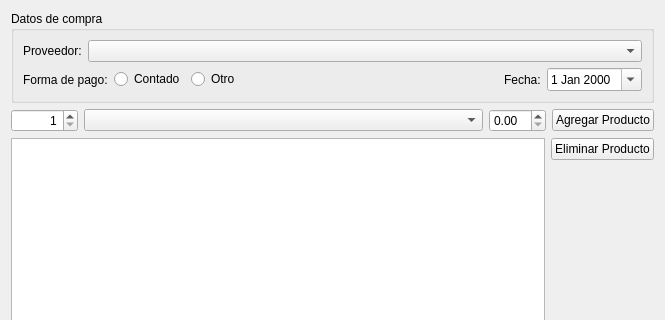
This is plugins/compras/FormAgregarCompraBase.ui in tranfuga25s/gestotux as Qt 5 draws it before an edit; both pictures show x 0 to 665 and y 0 to 320 of the 665 by 504 pixel window. The edited form follows.
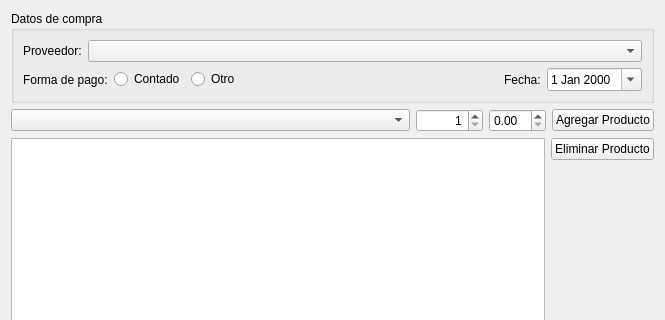
This is the edited form. Custom widgets are drawn as their Qt base class.

Commit message: Arreglado test que siempre fallaba respecto a agregar producto con nombre de proveedor como marca. fixes #58.

What changed in the file:
```diff
--- a/plugins/compras/FormAgregarCompraBase.ui
+++ b/plugins/compras/FormAgregarCompraBase.ui
@@ -110,6 +110,16 @@
    </item>
    <item>
     <layout class="QHBoxLayout" name="horizontalLayout_2">
+     <item>
+      <widget class="ECBProductos" name="CBProducto">
+       <property name="sizePolicy">
+        <sizepolicy hsizetype="MinimumExpanding" vsizetype="Fixed">
+         <horstretch>0</horstretch>
+         <verstretch>0</verstretch>
+        </sizepolicy>
+       </property>
+      </widget>
+     </item>
      <item>
       <widget class="QSpinBox" name="SBCant">
        <property name="alignment">
@@ -124,18 +134,12 @@
       </widget>
      </item>
      <item>
-      <widget class="ECBProductos" name="CBProducto">
-       <property name="sizePolicy">
-        <sizepolicy hsizetype="MinimumExpanding" vsizetype="Fixed">
-         <horstretch>0</horstretch>
-         <verstretch>0</verstretch>
-        </sizepolicy>
+      <widget class="EDSBPrecio" name="DSBPrecioUnitario">
+       <property name="value">
+        <double>0.000000000000000</double>
        </property>
       </widget>
      </item>
-     <item>
-      <widget class="EDSBPrecio" name="DSBPrecioUnitario"/>
-     </item>
      <item>
       <widget class="QPushButton" name="PBAgregarProducto">
        <property name="text">
```
The commit also changes 4 other files.
